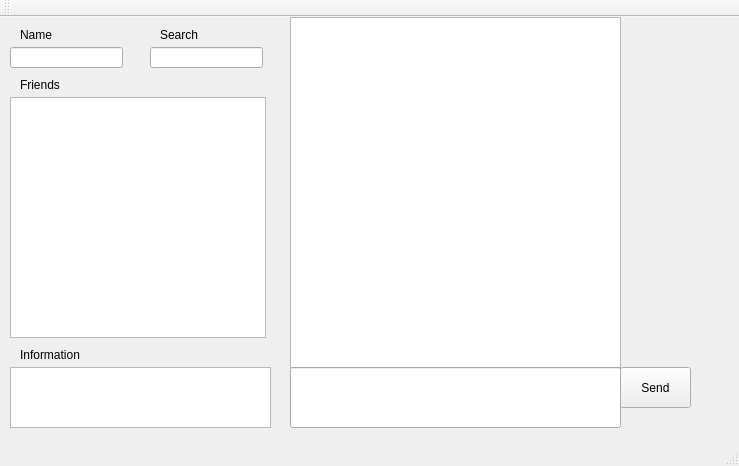
The window that Client/clientwindow.ui (ToshUxanoff/P2P-Chat) describes before a commit, drawn with Qt 5.
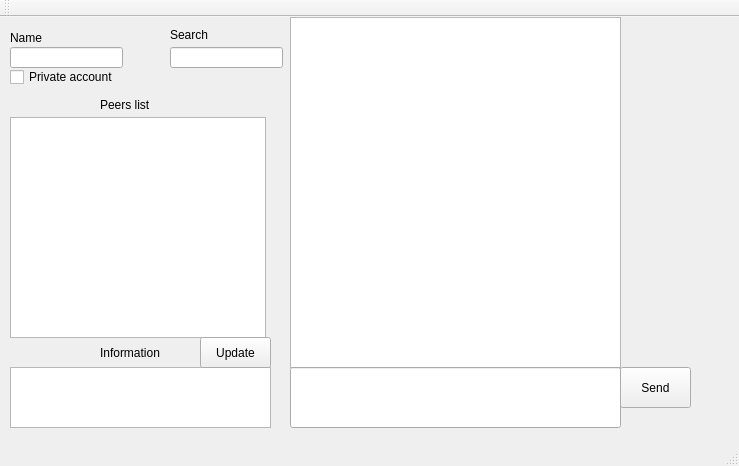
The same window after the commit.

The edit to the form file:
```diff
--- a/Client/clientwindow.ui
+++ b/Client/clientwindow.ui
@@ -17,7 +17,7 @@
    <widget class="QLineEdit" name="SearchLine">
     <property name="geometry">
      <rect>
-      <x>150</x>
+      <x>170</x>
       <y>30</y>
       <width>113</width>
       <height>21</height>
@@ -53,23 +53,10 @@
    <widget class="QLabel" name="NameLabel">
     <property name="geometry">
      <rect>
-      <x>340</x>
+      <x>10</x>
       <y>10</y>
-      <width>191</width>
-      <height>20</height>
-     </rect>
-    </property>
-    <property name="text">
-     <string/>
-    </property>
-   </widget>
-   <widget class="QLabel" name="label">
-    <property name="geometry">
-     <rect>
-      <x>20</x>
-      <y>10</y>
-      <width>60</width>
-      <height>16</height>
+      <width>161</width>
+      <height>21</height>
      </rect>
     </property>
     <property name="text">
@@ -79,7 +66,7 @@
    <widget class="QLabel" name="label_2">
     <property name="geometry">
      <rect>
-      <x>160</x>
+      <x>170</x>
       <y>10</y>
       <width>60</width>
       <height>16</height>
@@ -125,39 +112,65 @@
    <widget class="QLabel" name="label_3">
     <property name="geometry">
      <rect>
-      <x>20</x>
-      <y>60</y>
-      <width>60</width>
-      <height>16</height>
-     </rect>
-    </property>
-    <property name="text">
-     <string>Friends</string>
-    </property>
-   </widget>
-   <widget class="QListWidget" name="FriendList">
-    <property name="geometry">
-     <rect>
-      <x>10</x>
+      <x>100</x>
       <y>80</y>
+      <width>91</width>
+      <height>16</height>
+     </rect>
+    </property>
+    <property name="text">
+     <string>Peers list</string>
+    </property>
+   </widget>
+   <widget class="QListWidget" name="FriendList">
+    <property name="geometry">
+     <rect>
+      <x>10</x>
+      <y>100</y>
       <width>256</width>
-      <height>241</height>
+      <height>221</height>
      </rect>
     </property>
    </widget>
    <widget class="QLabel" name="label_4">
     <property name="geometry">
      <rect>
-      <x>20</x>
-      <y>330</y>
+      <x>100</x>
+      <y>325</y>
       <width>141</width>
-      <height>16</height>
+      <height>21</height>
      </rect>
     </property>
     <property name="text">
      <string>Information</string>
     </property>
    </widget>
+   <widget class="QCheckBox" name="checkBox">
+    <property name="geometry">
+     <rect>
+      <x>10</x>
+      <y>50</y>
+      <width>121</width>
+      <height>20</height>
+     </rect>
+    </property>
+    <property name="text">
+     <string>Private account</string>
+    </property>
+   </widget>
+   <widget class="QPushButton" name="UpdateListButton">
+    <property name="geometry">
+     <rect>
+      <x>200</x>
+      <y>320</y>
+      <width>71</width>
+      <height>31</height>
+     </rect>
+    </property>
+    <property name="text">
+     <string>Update</string>
+    </property>
+   </widget>
   </widget>
   <widget class="QMenuBar" name="menuBar">
    <property name="geometry">
```
